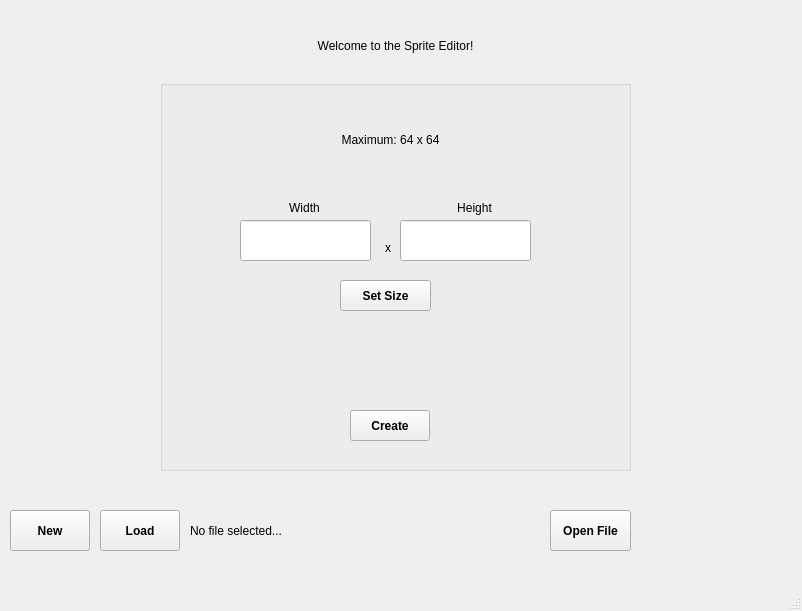
Qt form mainwindow.ui (KaiokenBro/Sprite-Editor) before a commit.
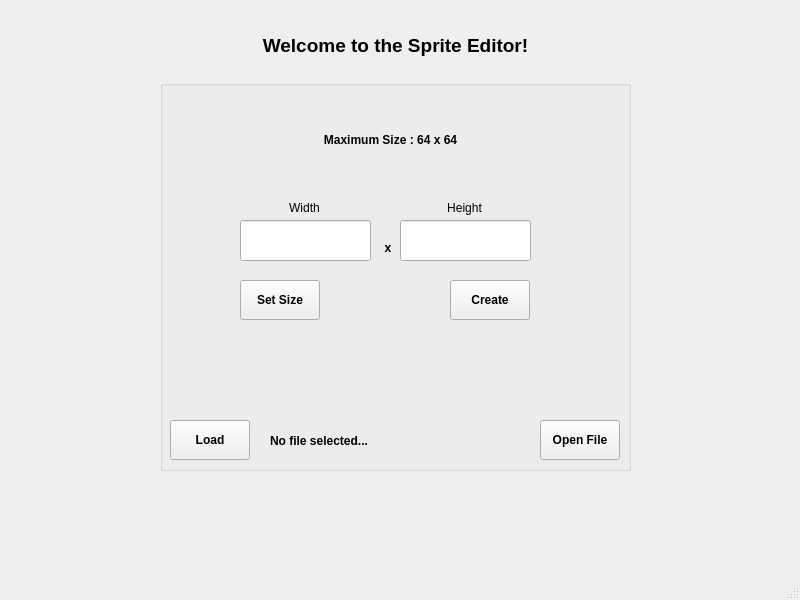
The same form after that commit.

```diff
--- a/mainwindow.ui
+++ b/mainwindow.ui
@@ -6,50 +6,14 @@
    <rect>
     <x>0</x>
     <y>0</y>
-    <width>802</width>
-    <height>611</height>
+    <width>800</width>
+    <height>600</height>
    </rect>
   </property>
   <property name="windowTitle">
    <string>MainWindow</string>
   </property>
   <widget class="QWidget" name="centralwidget">
-   <widget class="QPushButton" name="newButton">
-    <property name="geometry">
-     <rect>
-      <x>10</x>
-      <y>510</y>
-      <width>80</width>
-      <height>41</height>
-     </rect>
-    </property>
-    <property name="font">
-     <font>
-      <bold>true</bold>
-     </font>
-    </property>
-    <property name="text">
-     <string>New</string>
-    </property>
-   </widget>
-   <widget class="QPushButton" name="loadButton">
-    <property name="geometry">
-     <rect>
-      <x>100</x>
-      <y>510</y>
-      <width>80</width>
-      <height>41</height>
-     </rect>
-    </property>
-    <property name="font">
-     <font>
-      <bold>true</bold>
-     </font>
-    </property>
-    <property name="text">
-     <string>Load</string>
-    </property>
-   </widget>
    <widget class="QGroupBox" name="createFileBox">
     <property name="enabled">
      <bool>true</bool>
@@ -81,10 +45,10 @@
     <widget class="QPushButton" name="setSizeButton">
      <property name="geometry">
       <rect>
-       <x>180</x>
+       <x>80</x>
        <y>200</y>
-       <width>91</width>
-       <height>31</height>
+       <width>80</width>
+       <height>40</height>
       </rect>
      </property>
      <property name="font">
@@ -96,40 +60,6 @@
       <string>Set Size</string>
      </property>
     </widget>
-    <widget class="QPushButton" name="createButton">
-     <property name="geometry">
-      <rect>
-       <x>190</x>
-       <y>330</y>
-       <width>80</width>
-       <height>31</height>
-      </rect>
-     </property>
-     <property name="font">
-      <font>
-       <bold>true</bold>
-      </font>
-     </property>
-     <property name="text">
-      <string>Create</string>
-     </property>
-    </widget>
-    <widget class="QLabel" name="statusLabel">
-     <property name="geometry">
-      <rect>
-       <x>200</x>
-       <y>250</y>
-       <width>41</width>
-       <height>31</height>
-      </rect>
-     </property>
-     <property name="text">
-      <string/>
-     </property>
-     <property name="alignment">
-      <set>Qt::AlignmentFlag::AlignCenter</set>
-     </property>
-    </widget>
     <widget class="QLabel" name="sizeDimentionsLabel">
      <property name="geometry">
       <rect>
@@ -139,8 +69,13 @@
        <height>101</height>
       </rect>
      </property>
+     <property name="font">
+      <font>
+       <bold>true</bold>
+      </font>
+     </property>
      <property name="text">
-      <string>&lt;html&gt;&lt;head/&gt;&lt;body&gt;&lt;p&gt;Maximum: 64 x 64&lt;/p&gt;&lt;/body&gt;&lt;/html&gt;</string>
+      <string>&lt;html&gt;&lt;head/&gt;&lt;body&gt;&lt;p&gt;Maximum Size : 64 x 64&lt;/p&gt;&lt;/body&gt;&lt;/html&gt;</string>
      </property>
      <property name="alignment">
       <set>Qt::AlignmentFlag::AlignCenter</set>
@@ -165,6 +100,11 @@
        <height>16</height>
       </rect>
      </property>
+     <property name="font">
+      <font>
+       <bold>true</bold>
+      </font>
+     </property>
      <property name="text">
       <string>x</string>
      </property>
@@ -191,7 +131,7 @@
     <widget class="QLabel" name="heightLabel">
      <property name="geometry">
       <rect>
-       <x>290</x>
+       <x>280</x>
        <y>120</y>
        <width>49</width>
        <height>16</height>
@@ -204,16 +144,115 @@
       <set>Qt::AlignmentFlag::AlignCenter</set>
      </property>
     </widget>
+    <widget class="QPushButton" name="loadButton">
+     <property name="geometry">
+      <rect>
+       <x>10</x>
+       <y>340</y>
+       <width>80</width>
+       <height>40</height>
+      </rect>
+     </property>
+     <property name="font">
+      <font>
+       <bold>true</bold>
+      </font>
+     </property>
+     <property name="text">
+      <string>Load</string>
+     </property>
+    </widget>
+    <widget class="QPushButton" name="openButton">
+     <property name="geometry">
+      <rect>
+       <x>380</x>
+       <y>340</y>
+       <width>80</width>
+       <height>40</height>
+      </rect>
+     </property>
+     <property name="font">
+      <font>
+       <bold>true</bold>
+      </font>
+     </property>
+     <property name="text">
+      <string>Open File</string>
+     </property>
+    </widget>
+    <widget class="QLabel" name="filePathLabel">
+     <property name="geometry">
+      <rect>
+       <x>110</x>
+       <y>340</y>
+       <width>171</width>
+       <height>41</height>
+      </rect>
+     </property>
+     <property name="font">
+      <font>
+       <bold>true</bold>
+      </font>
+     </property>
+     <property name="text">
+      <string>No file selected...</string>
+     </property>
+    </widget>
+    <widget class="QPushButton" name="createButton">
+     <property name="geometry">
+      <rect>
+       <x>290</x>
+       <y>200</y>
+       <width>80</width>
+       <height>40</height>
+      </rect>
+     </property>
+     <property name="font">
+      <font>
+       <bold>true</bold>
+      </font>
+     </property>
+     <property name="text">
+      <string>Create</string>
+     </property>
+    </widget>
+    <widget class="QLabel" name="statusLabel">
+     <property name="geometry">
+      <rect>
+       <x>214</x>
+       <y>200</y>
+       <width>41</width>
+       <height>30</height>
+      </rect>
+     </property>
+     <property name="font">
+      <font>
+       <pointsize>12</pointsize>
+      </font>
+     </property>
+     <property name="text">
+      <string/>
+     </property>
+     <property name="alignment">
+      <set>Qt::AlignmentFlag::AlignLeading|Qt::AlignmentFlag::AlignLeft|Qt::AlignmentFlag::AlignVCenter</set>
+     </property>
+    </widget>
    </widget>
    <widget class="QLabel" name="welcomeLabel">
     <property name="geometry">
      <rect>
-      <x>300</x>
+      <x>160</x>
       <y>30</y>
-      <width>191</width>
+      <width>471</width>
       <height>31</height>
      </rect>
     </property>
+    <property name="font">
+     <font>
+      <pointsize>14</pointsize>
+      <bold>true</bold>
+     </font>
+    </property>
     <property name="text">
      <string>Welcome to the Sprite Editor!</string>
     </property>
@@ -221,37 +260,6 @@
      <set>Qt::AlignmentFlag::AlignCenter</set>
     </property>
    </widget>
-   <widget class="QLabel" name="filePathLabel">
-    <property name="geometry">
-     <rect>
-      <x>190</x>
-      <y>510</y>
-      <width>281</width>
-      <height>41</height>
-     </rect>
-    </property>
-    <property name="text">
-     <string>No file selected...</string>
-    </property>
-   </widget>
-   <widget class="QPushButton" name="openButton">
-    <property name="geometry">
-     <rect>
-      <x>550</x>
-      <y>510</y>
-      <width>81</width>
-      <height>41</height>
-     </rect>
-    </property>
-    <property name="font">
-     <font>
-      <bold>true</bold>
-     </font>
-    </property>
-    <property name="text">
-     <string>Open File</string>
-    </property>
-   </widget>
   </widget>
   <widget class="QMenuBar" name="menubar">
    <property name="geometry">
```
Left out of the diff: 8 changed lines with no effect on the pictures.
